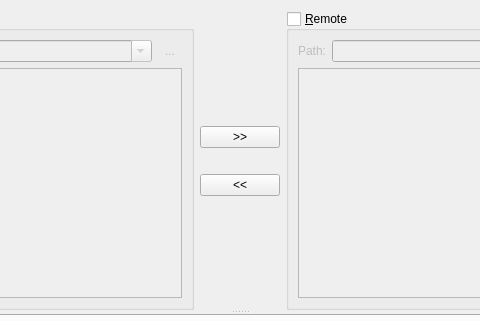
First picture: the form in APP/src/managementsystem/plugins/controlcenter/filemanagement/filemanagement.ui, repository RallyWRT/qtapplications, before the edit; both pictures show x 192 to 672 and y 0 to 321 of the 864 by 599 pixel window.
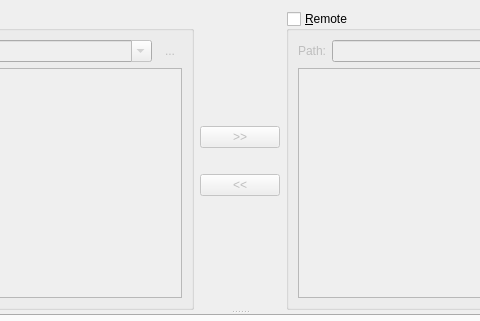
Second picture: the form after the edit. Icons and pictures are not drawn.

```diff
--- a/APP/src/managementsystem/plugins/controlcenter/filemanagement/filemanagement.ui
+++ b/APP/src/managementsystem/plugins/controlcenter/filemanagement/filemanagement.ui
@@ -121,6 +121,9 @@
          </item>
          <item>
           <widget class="QPushButton" name="pushButtonUploadToRemote">
+           <property name="enabled">
+            <bool>false</bool>
+           </property>
            <property name="toolTip">
             <string>Upload To Remote</string>
            </property>
@@ -153,6 +156,9 @@
          </item>
          <item>
           <widget class="QPushButton" name="pushButtonDownloadToLocal">
+           <property name="enabled">
+            <bool>false</bool>
+           </property>
            <property name="toolTip">
             <string>Download To Local</string>
            </property>
```
